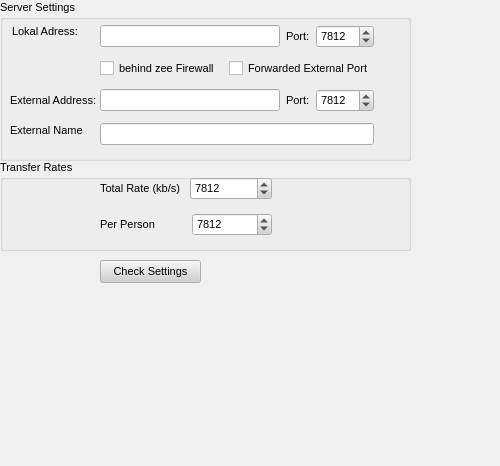
autoscatto/retroshare, file rs-Qt-gui/src/gui/Preferences/ServerDialog.ui: the form before one commit.
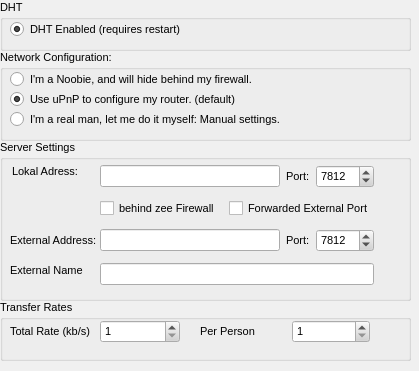
The form after the commit.

Commit message: added new settings in ServerDialog.ui ,DHT + Network config..

The edit to the form file:
```diff
--- a/rs-Qt-gui/src/gui/Preferences/ServerDialog.ui
+++ b/rs-Qt-gui/src/gui/Preferences/ServerDialog.ui
@@ -5,8 +5,8 @@
    <rect>
     <x>0</x>
     <y>0</y>
-    <width>500</width>
-    <height>466</height>
+    <width>419</width>
+    <height>371</height>
    </rect>
   </property>
   <property name="sizePolicy" >
@@ -500,108 +500,95 @@
   <property name="contextMenuPolicy" >
    <enum>Qt::NoContextMenu</enum>
   </property>
-  <widget class="QGroupBox" name="groupBox_3" >
+  <widget class="QGroupBox" name="groupBox_2" >
    <property name="geometry" >
     <rect>
      <x>0</x>
-     <y>160</y>
+     <y>0</y>
+     <width>411</width>
+     <height>51</height>
+    </rect>
+   </property>
+   <property name="title" >
+    <string>DHT</string>
+   </property>
+   <widget class="QRadioButton" name="radioButton_8" >
+    <property name="geometry" >
+     <rect>
+      <x>10</x>
+      <y>20</y>
+      <width>381</width>
+      <height>18</height>
+     </rect>
+    </property>
+    <property name="text" >
+     <string>DHT Enabled (requires restart)</string>
+    </property>
+    <property name="checked" >
+     <bool>true</bool>
+    </property>
+   </widget>
+  </widget>
+  <widget class="QGroupBox" name="groupBox_4" >
+   <property name="geometry" >
+    <rect>
+     <x>0</x>
+     <y>50</y>
      <width>411</width>
      <height>91</height>
     </rect>
    </property>
    <property name="title" >
-    <string>Transfer Rates</string>
+    <string>Network Configuration:</string>
    </property>
-   <widget class="QWidget" name="layoutWidget" >
+   <widget class="QRadioButton" name="radioButton_5" >
     <property name="geometry" >
      <rect>
-      <x>100</x>
-      <y>10</y>
-      <width>172</width>
-      <height>74</height>
+      <x>10</x>
+      <y>20</y>
+      <width>381</width>
+      <height>18</height>
      </rect>
     </property>
-    <layout class="QVBoxLayout" >
-     <property name="margin" >
-      <number>0</number>
-     </property>
-     <property name="spacing" >
-      <number>6</number>
-     </property>
-     <item>
-      <layout class="QHBoxLayout" >
-       <property name="margin" >
-        <number>0</number>
-       </property>
-       <property name="spacing" >
-        <number>6</number>
-       </property>
-       <item>
-        <widget class="QLabel" name="label_14" >
-         <property name="text" >
-          <string>&lt;html>&lt;head>&lt;meta name="qrichtext" content="1" />&lt;style type="text/css">
-p, li { white-space: pre-wrap; }
-&lt;/style>&lt;/head>&lt;body style=" font-family:'Arial'; font-size:8pt; font-weight:400; font-style:normal; text-decoration:none;">
-&lt;p style=" margin-top:0px; margin-bottom:0px; margin-left:0px; margin-right:0px; -qt-block-indent:0; text-indent:0px;">Total Rate (kb/s) &lt;/p>&lt;/body>&lt;/html></string>
-         </property>
-        </widget>
-       </item>
-       <item>
-        <widget class="QSpinBox" name="totalRate" >
-         <property name="maximum" >
-          <number>65535</number>
-         </property>
-         <property name="minimum" >
-          <number>1</number>
-         </property>
-         <property name="value" >
-          <number>7812</number>
-         </property>
-        </widget>
-       </item>
-      </layout>
-     </item>
-     <item>
-      <layout class="QHBoxLayout" >
-       <property name="margin" >
-        <number>0</number>
-       </property>
-       <property name="spacing" >
-        <number>6</number>
-       </property>
-       <item>
-        <widget class="QLabel" name="label_12" >
-         <property name="text" >
-          <string>&lt;html>&lt;head>&lt;meta name="qrichtext" content="1" />&lt;style type="text/css">
-p, li { white-space: pre-wrap; }
-&lt;/style>&lt;/head>&lt;body style=" font-family:'Arial'; font-size:8pt; font-weight:400; font-style:normal; text-decoration:none;">
-&lt;p style=" margin-top:0px; margin-bottom:0px; margin-left:0px; margin-right:0px; -qt-block-indent:0; text-indent:0px;">Per Person          &lt;/p>&lt;/body>&lt;/html></string>
-         </property>
-        </widget>
-       </item>
-       <item>
-        <widget class="QSpinBox" name="indivRate" >
-         <property name="maximum" >
-          <number>65535</number>
-         </property>
-         <property name="minimum" >
-          <number>1</number>
-         </property>
-         <property name="value" >
-          <number>7812</number>
-         </property>
-        </widget>
-       </item>
-      </layout>
-     </item>
-    </layout>
+    <property name="text" >
+     <string>I'm a Noobie, and will hide behind my firewall.</string>
+    </property>
+   </widget>
+   <widget class="QRadioButton" name="radioButton_6" >
+    <property name="geometry" >
+     <rect>
+      <x>10</x>
+      <y>60</y>
+      <width>391</width>
+      <height>18</height>
+     </rect>
+    </property>
+    <property name="text" >
+     <string>I'm a real man, let me do it myself: Manual settings.</string>
+    </property>
+   </widget>
+   <widget class="QRadioButton" name="radioButton_7" >
+    <property name="geometry" >
+     <rect>
+      <x>10</x>
+      <y>40</y>
+      <width>391</width>
+      <height>18</height>
+     </rect>
+    </property>
+    <property name="text" >
+     <string>Use uPnP to configure my router. (default)</string>
+    </property>
+    <property name="checked" >
+     <bool>true</bool>
+    </property>
    </widget>
   </widget>
   <widget class="QGroupBox" name="groupBox" >
    <property name="geometry" >
     <rect>
      <x>0</x>
-     <y>0</y>
+     <y>140</y>
      <width>411</width>
      <height>161</height>
     </rect>
@@ -772,18 +759,100 @@
     </property>
    </widget>
   </widget>
-  <widget class="QPushButton" name="serverButton" >
+  <widget class="QGroupBox" name="groupBox_3" >
    <property name="geometry" >
     <rect>
-     <x>100</x>
-     <y>260</y>
-     <width>101</width>
-     <height>23</height>
+     <x>0</x>
+     <y>300</y>
+     <width>411</width>
+     <height>61</height>
     </rect>
    </property>
-   <property name="text" >
-    <string>Check Settings</string>
+   <property name="title" >
+    <string>Transfer Rates</string>
    </property>
+   <widget class="QWidget" name="layoutWidget" >
+    <property name="geometry" >
+     <rect>
+      <x>10</x>
+      <y>20</y>
+      <width>170</width>
+      <height>23</height>
+     </rect>
+    </property>
+    <layout class="QHBoxLayout" >
+     <property name="margin" >
+      <number>0</number>
+     </property>
+     <property name="spacing" >
+      <number>6</number>
+     </property>
+     <item>
+      <widget class="QLabel" name="label_14" >
+       <property name="text" >
+        <string>&lt;html>&lt;head>&lt;meta name="qrichtext" content="1" />&lt;style type="text/css">
+p, li { white-space: pre-wrap; }
+&lt;/style>&lt;/head>&lt;body style=" font-family:'Arial'; font-size:8pt; font-weight:400; font-style:normal; text-decoration:none;">
+&lt;p style=" margin-top:0px; margin-bottom:0px; margin-left:0px; margin-right:0px; -qt-block-indent:0; text-indent:0px;">Total Rate (kb/s) &lt;/p>&lt;/body>&lt;/html></string>
+       </property>
+      </widget>
+     </item>
+     <item>
+      <widget class="QSpinBox" name="totalRate" >
+       <property name="maximum" >
+        <number>1024</number>
+       </property>
+       <property name="minimum" >
+        <number>1</number>
+       </property>
+       <property name="value" >
+        <number>1</number>
+       </property>
+      </widget>
+     </item>
+    </layout>
+   </widget>
+   <widget class="QWidget" name="layoutWidget" >
+    <property name="geometry" >
+     <rect>
+      <x>200</x>
+      <y>20</y>
+      <width>170</width>
+      <height>23</height>
+     </rect>
+    </property>
+    <layout class="QHBoxLayout" >
+     <property name="margin" >
+      <number>0</number>
+     </property>
+     <property name="spacing" >
+      <number>6</number>
+     </property>
+     <item>
+      <widget class="QLabel" name="label_12" >
+       <property name="text" >
+        <string>&lt;html>&lt;head>&lt;meta name="qrichtext" content="1" />&lt;style type="text/css">
+p, li { white-space: pre-wrap; }
+&lt;/style>&lt;/head>&lt;body style=" font-family:'Arial'; font-size:8pt; font-weight:400; font-style:normal; text-decoration:none;">
+&lt;p style=" margin-top:0px; margin-bottom:0px; margin-left:0px; margin-right:0px; -qt-block-indent:0; text-indent:0px;">Per Person          &lt;/p>&lt;/body>&lt;/html></string>
+       </property>
+      </widget>
+     </item>
+     <item>
+      <widget class="QSpinBox" name="indivRate" >
+       <property name="maximum" >
+        <number>256</number>
+       </property>
+       <property name="minimum" >
+        <number>1</number>
+       </property>
+       <property name="value" >
+        <number>1</number>
+       </property>
+      </widget>
+     </item>
+    </layout>
+   </widget>
   </widget>
  </widget>
  <resources>
```
The commit also changes 2 other files.
